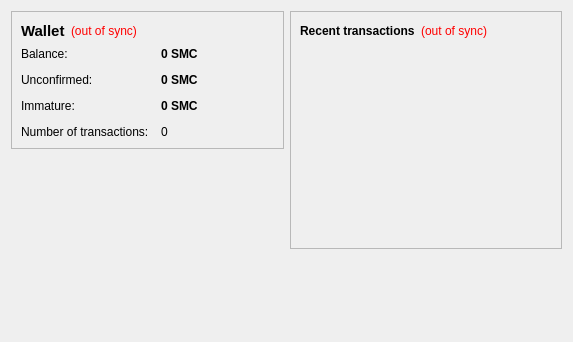
Old version of the form src/qt/forms/overviewpage.ui in the repository bd9142/campuscoin.
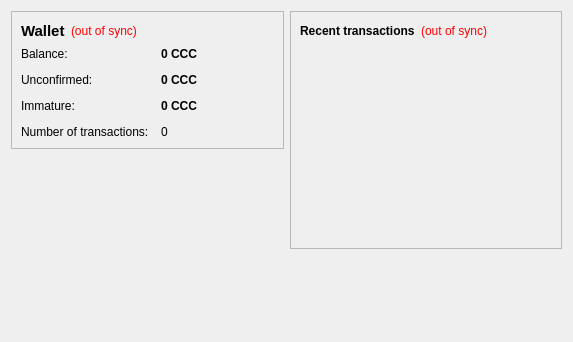
New version of the form.

Patch:
```diff
--- a/src/qt/forms/overviewpage.ui
+++ b/src/qt/forms/overviewpage.ui
@@ -105,7 +105,7 @@
              <string>Your current balance</string>
             </property>
             <property name="text">
-             <string notr="true">0 SMC</string>
+             <string notr="true">0 CCC</string>
             </property>
             <property name="textInteractionFlags">
              <set>Qt::LinksAccessibleByMouse|Qt::TextSelectableByKeyboard|Qt::TextSelectableByMouse</set>
@@ -134,7 +134,7 @@
              <string>Total of transactions that have yet to be confirmed, and do not yet count toward the current balance</string>
             </property>
             <property name="text">
-             <string notr="true">0 SMC</string>
+             <string notr="true">0 CCC</string>
             </property>
             <property name="textInteractionFlags">
              <set>Qt::LinksAccessibleByMouse|Qt::TextSelectableByKeyboard|Qt::TextSelectableByMouse</set>
@@ -177,7 +177,7 @@
              <string>Mined balance that has not yet matured</string>
             </property>
             <property name="text">
-             <string notr="true">0 SMC</string>
+             <string notr="true">0 CCC</string>
             </property>
             <property name="textInteractionFlags">
              <set>Qt::LinksAccessibleByMouse|Qt::TextSelectableByKeyboard|Qt::TextSelectableByMouse</set>
```
Left out of the diff: 4 changed lines with no effect on the pictures.
